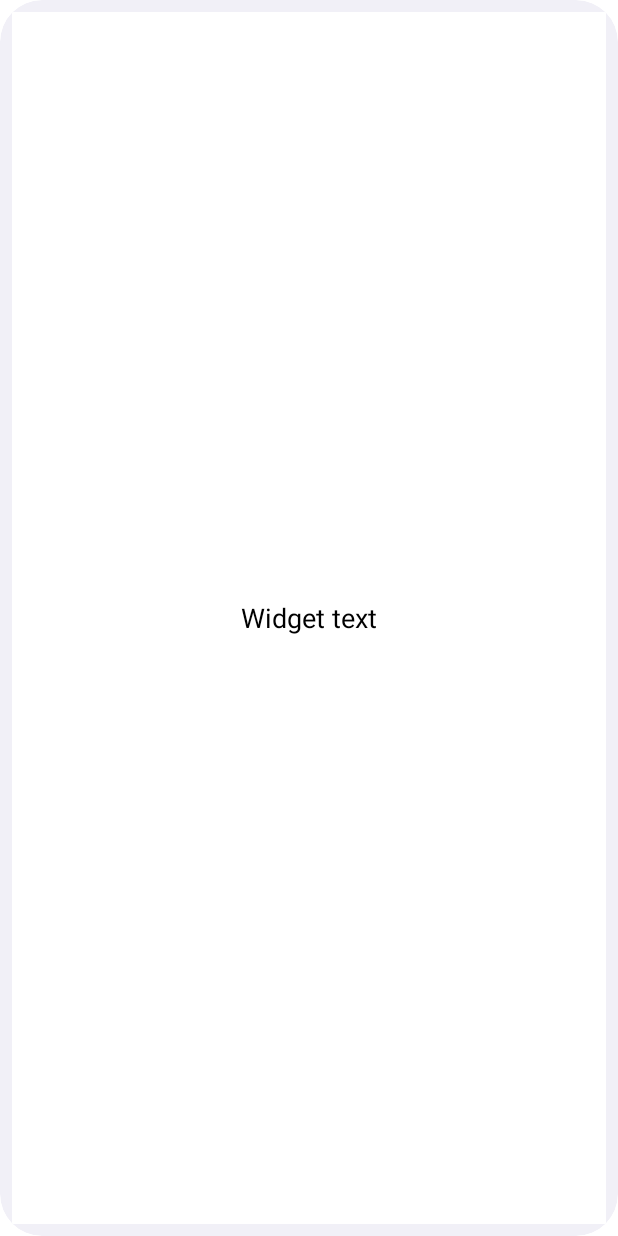
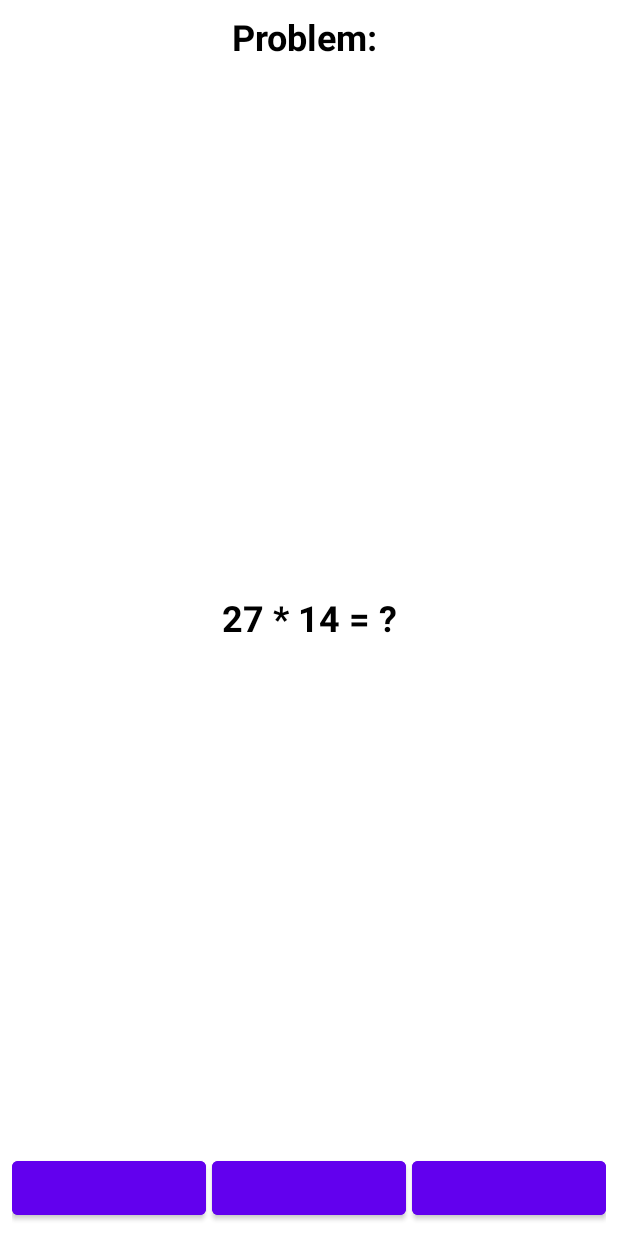
Before and after one commit to y0nkers/Android-Lab8, an Android app: the layout my_widget.xml on its own in the app's theme, with its tools: preview values and no code run, on a phone screen of 412 x 824 dp. Run offline under Robolectric (Android 15) with nearby library versions, the phone set to English and light mode, and no system bars.

Commit message:
Added game and functionality to widget

```diff
--- a/app/src/main/AndroidManifest.xml
+++ b/app/src/main/AndroidManifest.xml
@@ -26,7 +26,7 @@
         </receiver>
 
         <activity
-            android:name=".MyWidgetConfigureActivity"
+            android:name=".MyWidgetConfig"
             android:exported="false">
             <intent-filter>
                 <action android:name="android.appwidget.action.APPWIDGET_CONFIGURE" />
--- /dev/null
+++ b/app/src/main/res/drawable/separator.xml
@@ -0,0 +1,4 @@
+<?xml version="1.0" encoding="utf-8"?>
+<shape xmlns:android="http://schemas.android.com/apk/res/android" >
+    <size android:width="4dp" />
+</shape>
--- a/app/src/main/res/layout/my_widget.xml
+++ b/app/src/main/res/layout/my_widget.xml
@@ -1,17 +1,70 @@
 <RelativeLayout xmlns:android="http://schemas.android.com/apk/res/android"
     style="@style/Widget.Lab8.AppWidget.Container"
+    android:id="@+id/widget_layout"
     android:layout_width="match_parent"
     android:layout_height="match_parent"
+    android:background="@color/white"
     android:theme="@style/Theme.Lab8.AppWidgetContainer">
 
     <TextView
-        android:id="@+id/appwidget_text"
+        android:id="@+id/widget_problem_label"
         android:layout_width="match_parent"
-        android:layout_height="match_parent"
+        android:layout_height="wrap_content"
         android:gravity="center"
-        android:text="@string/widget_text"
-        android:background="@color/white"
+        android:text="Problem: "
         android:textColor="#000"
-        android:textSize="18sp">
-    </TextView>
+        android:textSize="24sp"
+        android:textStyle="bold" />
+
+    <TextView
+        android:id="@+id/widget_problem"
+        android:layout_width="match_parent"
+        android:layout_height="wrap_content"
+        android:layout_centerInParent="true"
+        android:gravity="center"
+        android:text="27 * 14 = ?"
+        android:textColor="#000"
+        android:textSize="24sp"
+        android:textStyle="bold" />
+
+    <LinearLayout
+        android:layout_width="match_parent"
+        android:layout_height="wrap_content"
+        android:layout_alignParentBottom="true"
+        android:divider="@drawable/separator"
+        android:dividerPadding="8dp"
+        android:orientation="horizontal"
+        android:showDividers="middle">
+
+        <Button
+            android:id="@+id/widget_answer1"
+            android:layout_width="0dp"
+            android:layout_height="wrap_content"
+            android:layout_weight="1"
+            android:backgroundTint="@color/purple_500"
+            android:textColor="#000"
+            android:textSize="16sp"
+            android:textStyle="bold" />
+
+        <Button
+            android:id="@+id/widget_answer2"
+            android:layout_width="0dp"
+            android:layout_height="wrap_content"
+            android:layout_weight="1"
+            android:backgroundTint="@color/purple_500"
+            android:textColor="#000"
+            android:textSize="16sp"
+            android:textStyle="bold" />
+
+        <Button
+            android:id="@+id/widget_answer3"
+            android:layout_width="0dp"
+            android:layout_height="wrap_content"
+            android:layout_weight="1"
+            android:backgroundTint="@color/purple_500"
+            android:textColor="#000"
+            android:textSize="16sp"
+            android:textStyle="bold" />
+    </LinearLayout>
+
 </RelativeLayout>
```
Also changed, not shown: app/src/main/java/com/example/lab8/Game.java (added, +46 -0 lines), app/src/main/java/com/example/lab8/MyWidget.java (+76 -4 lines), app/src/main/java/com/example/lab8/MyWidgetConfig.java (added, +96 -0 lines), app/src/main/java/com/example/lab8/MyWidgetConfigureActivity.java (deleted, +0 -103 lines), app/src/main/res/layout/my_widget_configure.xml (+0 -14 lines), app/src/main/res/layout/widget.xml (deleted, +0 -14 lines), app/src/main/res/xml/my_widget_info.xml (+5 -5 lines).
